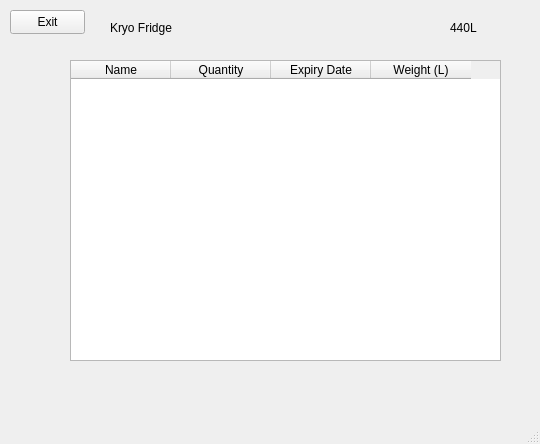
Old version of the form root/UI/fridge.ui in the repository seb246810/KryoFridge.
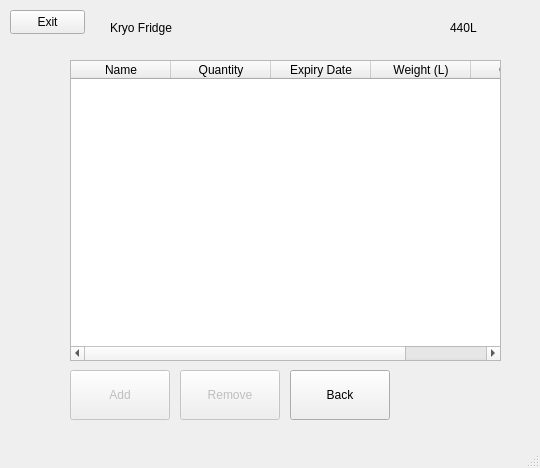
New version of the form.

Commit message: Added the Add,Remove & Back btn to the fridge UI

```diff
--- a/root/UI/fridge.ui
+++ b/root/UI/fridge.ui
@@ -7,7 +7,7 @@
     <x>0</x>
     <y>0</y>
     <width>540</width>
-    <height>444</height>
+    <height>468</height>
    </rect>
   </property>
   <property name="windowTitle">
@@ -56,6 +56,56 @@
       <string>Weight (L)</string>
      </property>
     </column>
+    <column>
+     <property name="text">
+      <string>Ordered</string>
+     </property>
+    </column>
+   </widget>
+   <widget class="QPushButton" name="AddButton">
+    <property name="enabled">
+     <bool>false</bool>
+    </property>
+    <property name="geometry">
+     <rect>
+      <x>70</x>
+      <y>370</y>
+      <width>100</width>
+      <height>50</height>
+     </rect>
+    </property>
+    <property name="text">
+     <string>Add</string>
+    </property>
+   </widget>
+   <widget class="QPushButton" name="RemoveButton">
+    <property name="enabled">
+     <bool>false</bool>
+    </property>
+    <property name="geometry">
+     <rect>
+      <x>180</x>
+      <y>370</y>
+      <width>100</width>
+      <height>50</height>
+     </rect>
+    </property>
+    <property name="text">
+     <string>Remove</string>
+    </property>
+   </widget>
+   <widget class="QPushButton" name="BackButton">
+    <property name="geometry">
+     <rect>
+      <x>290</x>
+      <y>370</y>
+      <width>100</width>
+      <height>50</height>
+     </rect>
+    </property>
+    <property name="text">
+     <string>Back</string>
+    </property>
    </widget>
    <widget class="QPushButton" name="ExitButton">
     <property name="geometry">
```
Left out of the diff: 6 changed lines with no effect on the pictures.
